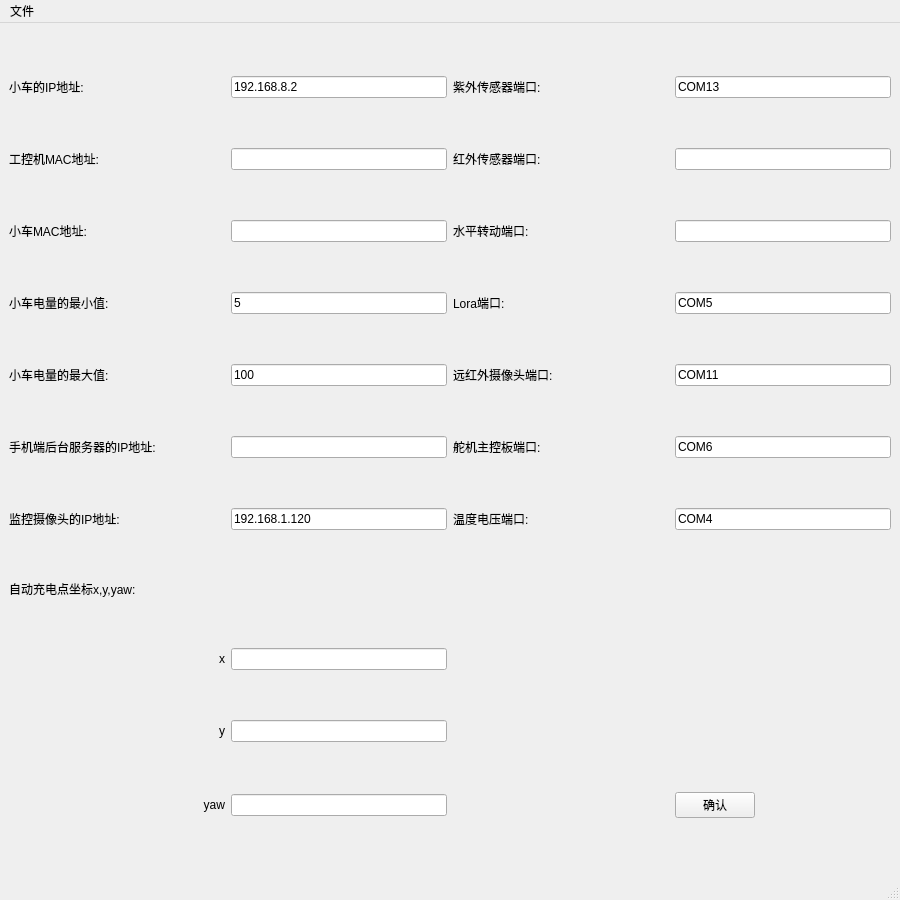
Qt form info.ui (wangqi1994/gui_python_configuration-software) before a commit.
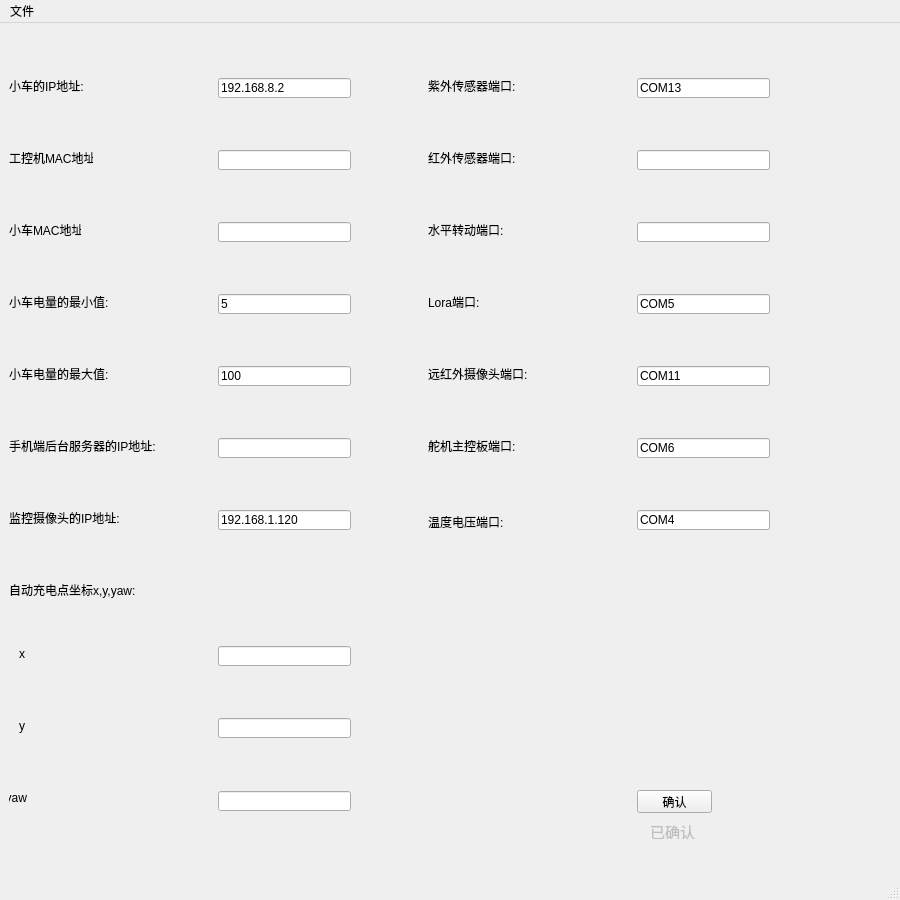
The same form after that commit.

```diff
--- a/info.ui
+++ b/info.ui
@@ -14,16 +14,28 @@
    <string>创能机器人配置软件</string>
   </property>
   <widget class="QWidget" name="centralwidget">
-   <layout class="QGridLayout" name="gridLayout">
-    <item row="0" column="2">
      <widget class="QLabel" name="right_eye">
+    <property name="geometry">
+     <rect>
+      <x>428</x>
+      <y>55</y>
+      <width>90</width>
+      <height>16</height>
+     </rect>
+    </property>
       <property name="text">
        <string>紫外传感器端口:</string>
       </property>
      </widget>
-    </item>
-    <item row="0" column="3">
      <widget class="QLineEdit" name="right_eye_port">
+    <property name="geometry">
+     <rect>
+      <x>637</x>
+      <y>55</y>
+      <width>133</width>
+      <height>20</height>
+     </rect>
+    </property>
       <property name="text">
        <string>COM13</string>
       </property>
@@ -31,16 +43,28 @@
        <bool>true</bool>
       </property>
      </widget>
-    </item>
-    <item row="1" column="2">
      <widget class="QLabel" name="left_eye">
+    <property name="geometry">
+     <rect>
+      <x>428</x>
+      <y>127</y>
+      <width>90</width>
+      <height>16</height>
+     </rect>
+    </property>
       <property name="text">
        <string>红外传感器端口:</string>
       </property>
      </widget>
-    </item>
-    <item row="9" column="0">
      <widget class="QLabel" name="y">
+    <property name="geometry">
+     <rect>
+      <x>9</x>
+      <y>695</y>
+      <width>16</width>
+      <height>16</height>
+     </rect>
+    </property>
       <property name="text">
        <string>y</string>
       </property>
@@ -48,9 +72,15 @@
        <set>Qt::AlignRight|Qt::AlignTrailing|Qt::AlignVCenter</set>
       </property>
      </widget>
-    </item>
-    <item row="8" column="0">
      <widget class="QLabel" name="x">
+    <property name="geometry">
+     <rect>
+      <x>9</x>
+      <y>623</y>
+      <width>16</width>
+      <height>16</height>
+     </rect>
+    </property>
       <property name="text">
        <string>x</string>
       </property>
@@ -58,16 +88,28 @@
        <set>Qt::AlignRight|Qt::AlignTrailing|Qt::AlignVCenter</set>
       </property>
      </widget>
-    </item>
-    <item row="6" column="0">
      <widget class="QLabel" name="cameraip">
+    <property name="geometry">
+     <rect>
+      <x>9</x>
+      <y>487</y>
+      <width>114</width>
+      <height>16</height>
+     </rect>
+    </property>
       <property name="text">
        <string>监控摄像头的IP地址:</string>
       </property>
      </widget>
-    </item>
-    <item row="6" column="1">
      <widget class="QLineEdit" name="camera_ip">
+    <property name="geometry">
+     <rect>
+      <x>218</x>
+      <y>487</y>
+      <width>133</width>
+      <height>20</height>
+     </rect>
+    </property>
       <property name="sizePolicy">
        <sizepolicy hsizetype="Expanding" vsizetype="Fixed">
         <horstretch>0</horstretch>
@@ -87,44 +129,80 @@
        <bool>true</bool>
       </property>
      </widget>
-    </item>
-    <item row="2" column="2">
      <widget class="QLabel" name="deluge_gun">
+    <property name="geometry">
+     <rect>
+      <x>428</x>
+      <y>199</y>
+      <width>78</width>
+      <height>16</height>
+     </rect>
+    </property>
       <property name="text">
        <string>水平转动端口:</string>
       </property>
      </widget>
-    </item>
-    <item row="2" column="0">
      <widget class="QLabel" name="r_mac">
+    <property name="geometry">
+     <rect>
+      <x>9</x>
+      <y>199</y>
+      <width>72</width>
+      <height>16</height>
+     </rect>
+    </property>
       <property name="text">
        <string>小车MAC地址:</string>
       </property>
      </widget>
-    </item>
-    <item row="3" column="0">
      <widget class="QLabel" name="mincharg">
+    <property name="geometry">
+     <rect>
+      <x>9</x>
+      <y>271</y>
+      <width>102</width>
+      <height>16</height>
+     </rect>
+    </property>
       <property name="text">
        <string>小车电量的最小值:</string>
       </property>
      </widget>
-    </item>
-    <item row="5" column="2">
      <widget class="QLabel" name="duojizhuban">
+    <property name="geometry">
+     <rect>
+      <x>428</x>
+      <y>415</y>
+      <width>90</width>
+      <height>16</height>
+     </rect>
+    </property>
       <property name="text">
        <string>舵机主控板端口:</string>
       </property>
      </widget>
-    </item>
-    <item row="1" column="0">
      <widget class="QLabel" name="h_mac">
+    <property name="geometry">
+     <rect>
+      <x>9</x>
+      <y>127</y>
+      <width>84</width>
+      <height>16</height>
+     </rect>
+    </property>
       <property name="text">
        <string>工控机MAC地址:</string>
       </property>
      </widget>
-    </item>
-    <item row="5" column="3">
      <widget class="QLineEdit" name="duojizhuban_port">
+    <property name="geometry">
+     <rect>
+      <x>637</x>
+      <y>415</y>
+      <width>133</width>
+      <height>20</height>
+     </rect>
+    </property>
       <property name="text">
        <string>COM6</string>
       </property>
@@ -132,19 +210,38 @@
        <bool>true</bool>
       </property>
      </widget>
-    </item>
-    <item row="8" column="1">
-     <widget class="QLineEdit" name="autocharge_x"/>
-    </item>
-    <item row="4" column="2">
+   <widget class="QLineEdit" name="autocharge_x">
+    <property name="geometry">
+     <rect>
+      <x>218</x>
+      <y>623</y>
+      <width>133</width>
+      <height>20</height>
+     </rect>
+    </property>
+   </widget>
      <widget class="QLabel" name="yuanhongwai">
+    <property name="geometry">
+     <rect>
+      <x>428</x>
+      <y>343</y>
+      <width>102</width>
+      <height>16</height>
+     </rect>
+    </property>
       <property name="text">
        <string>远红外摄像头端口:</string>
       </property>
      </widget>
-    </item>
-    <item row="7" column="0">
      <widget class="QLabel" name="autocharge_xyz">
+    <property name="geometry">
+     <rect>
+      <x>9</x>
+      <y>559</y>
+      <width>132</width>
+      <height>16</height>
+     </rect>
+    </property>
       <property name="sizePolicy">
        <sizepolicy hsizetype="Expanding" vsizetype="Fixed">
         <horstretch>0</horstretch>
@@ -161,9 +258,15 @@
        <string>自动充电点坐标x,y,yaw:</string>
       </property>
      </widget>
-    </item>
-    <item row="3" column="3">
      <widget class="QLineEdit" name="fenbushi_port">
+    <property name="geometry">
+     <rect>
+      <x>637</x>
+      <y>271</y>
+      <width>133</width>
+      <height>20</height>
+     </rect>
+    </property>
       <property name="text">
        <string>COM5</string>
       </property>
@@ -171,26 +274,51 @@
        <bool>true</bool>
       </property>
      </widget>
-    </item>
-    <item row="1" column="1">
      <widget class="QLineEdit" name="host_mac">
+    <property name="geometry">
+     <rect>
+      <x>218</x>
+      <y>127</y>
+      <width>133</width>
+      <height>20</height>
+     </rect>
+    </property>
       <property name="readOnly">
        <bool>true</bool>
       </property>
      </widget>
-    </item>
-    <item row="5" column="0">
      <widget class="QLabel" name="app_ip">
+    <property name="geometry">
+     <rect>
+      <x>9</x>
+      <y>415</y>
+      <width>150</width>
+      <height>16</height>
+     </rect>
+    </property>
       <property name="text">
        <string>手机端后台服务器的IP地址:</string>
       </property>
      </widget>
-    </item>
-    <item row="1" column="3">
-     <widget class="QLineEdit" name="left_eye_port"/>
-    </item>
-    <item row="3" column="1">
+   <widget class="QLineEdit" name="left_eye_port">
+    <property name="geometry">
+     <rect>
+      <x>637</x>
+      <y>127</y>
+      <width>133</width>
+      <height>20</height>
+     </rect>
+    </property>
+   </widget>
      <widget class="QLineEdit" name="mincharge">
+    <property name="geometry">
+     <rect>
+      <x>218</x>
+      <y>271</y>
+      <width>133</width>
+      <height>20</height>
+     </rect>
+    </property>
       <property name="text">
        <string>5</string>
       </property>
@@ -198,9 +326,15 @@
        <bool>false</bool>
       </property>
      </widget>
-    </item>
-    <item row="6" column="2">
      <widget class="QLabel" name="wddy">
+    <property name="geometry">
+     <rect>
+      <x>428</x>
+      <y>491</y>
+      <width>78</width>
+      <height>16</height>
+     </rect>
+    </property>
       <property name="sizePolicy">
        <sizepolicy hsizetype="Expanding" vsizetype="Fixed">
         <horstretch>0</horstretch>
@@ -211,9 +345,15 @@
        <string>温度电压端口:</string>
       </property>
      </widget>
-    </item>
-    <item row="0" column="1">
      <widget class="QLineEdit" name="server_ip">
+    <property name="geometry">
+     <rect>
+      <x>218</x>
+      <y>55</y>
+      <width>133</width>
+      <height>20</height>
+     </rect>
+    </property>
       <property name="sizePolicy">
        <sizepolicy hsizetype="Expanding" vsizetype="Fixed">
         <horstretch>0</horstretch>
@@ -230,19 +370,38 @@
        <bool>true</bool>
       </property>
      </widget>
-    </item>
-    <item row="10" column="1">
-     <widget class="QLineEdit" name="autocharge_yaw"/>
-    </item>
-    <item row="0" column="0">
+   <widget class="QLineEdit" name="autocharge_yaw">
+    <property name="geometry">
+     <rect>
+      <x>218</x>
+      <y>768</y>
+      <width>133</width>
+      <height>20</height>
+     </rect>
+    </property>
+   </widget>
      <widget class="QLabel" name="s_ip">
+    <property name="geometry">
+     <rect>
+      <x>9</x>
+      <y>55</y>
+      <width>78</width>
+      <height>16</height>
+     </rect>
+    </property>
       <property name="text">
        <string>小车的IP地址:</string>
       </property>
      </widget>
-    </item>
-    <item row="10" column="0">
      <widget class="QLabel" name="yaw">
+    <property name="geometry">
+     <rect>
+      <x>9</x>
+      <y>767</y>
+      <width>18</width>
+      <height>16</height>
+     </rect>
+    </property>
       <property name="text">
        <string>yaw</string>
       </property>
@@ -250,29 +409,61 @@
        <set>Qt::AlignRight|Qt::AlignTrailing|Qt::AlignVCenter</set>
       </property>
      </widget>
-    </item>
-    <item row="4" column="0">
      <widget class="QLabel" name="maxcharg">
+    <property name="geometry">
+     <rect>
+      <x>9</x>
+      <y>343</y>
+      <width>102</width>
+      <height>16</height>
+     </rect>
+    </property>
       <property name="text">
        <string>小车电量的最大值:</string>
       </property>
      </widget>
-    </item>
-    <item row="2" column="3">
-     <widget class="QLineEdit" name="deluge_gun_port"/>
-    </item>
-    <item row="3" column="2">
+   <widget class="QLineEdit" name="deluge_gun_port">
+    <property name="geometry">
+     <rect>
+      <x>637</x>
+      <y>199</y>
+      <width>133</width>
+      <height>20</height>
+     </rect>
+    </property>
+   </widget>
      <widget class="QLabel" name="fenbushi">
+    <property name="geometry">
+     <rect>
+      <x>428</x>
+      <y>271</y>
+      <width>54</width>
+      <height>16</height>
+     </rect>
+    </property>
       <property name="text">
        <string>Lora端口:</string>
       </property>
      </widget>
-    </item>
-    <item row="9" column="1">
-     <widget class="QLineEdit" name="autocharge_y"/>
-    </item>
-    <item row="4" column="3">
+   <widget class="QLineEdit" name="autocharge_y">
+    <property name="geometry">
+     <rect>
+      <x>218</x>
+      <y>695</y>
+      <width>133</width>
+      <height>20</height>
+     </rect>
+    </property>
+   </widget>
      <widget class="QLineEdit" name="yuanhongwai_port">
+    <property name="geometry">
+     <rect>
+      <x>637</x>
+      <y>343</y>
+      <width>133</width>
+      <height>20</height>
+     </rect>
+    </property>
       <property name="text">
        <string>COM11</string>
       </property>
@@ -280,19 +471,38 @@
        <bool>true</bool>
       </property>
      </widget>
-    </item>
-    <item row="5" column="1">
-     <widget class="QLineEdit" name="appserverip"/>
-    </item>
-    <item row="2" column="1">
+   <widget class="QLineEdit" name="appserverip">
+    <property name="geometry">
+     <rect>
+      <x>218</x>
+      <y>415</y>
+      <width>133</width>
+      <height>20</height>
+     </rect>
+    </property>
+   </widget>
      <widget class="QLineEdit" name="robot_mac">
+    <property name="geometry">
+     <rect>
+      <x>218</x>
+      <y>199</y>
+      <width>133</width>
+      <height>20</height>
+     </rect>
+    </property>
       <property name="readOnly">
        <bool>true</bool>
       </property>
      </widget>
-    </item>
-    <item row="4" column="1">
      <widget class="QLineEdit" name="maxcharge">
+    <property name="geometry">
+     <rect>
+      <x>218</x>
+      <y>343</y>
+      <width>133</width>
+      <height>20</height>
+     </rect>
+    </property>
       <property name="text">
        <string>100</string>
       </property>
@@ -300,9 +510,15 @@
        <bool>false</bool>
       </property>
      </widget>
-    </item>
-    <item row="6" column="3">
      <widget class="QLineEdit" name="wddy_port">
+    <property name="geometry">
+     <rect>
+      <x>637</x>
+      <y>487</y>
+      <width>133</width>
+      <height>20</height>
+     </rect>
+    </property>
       <property name="text">
        <string>COM4</string>
       </property>
@@ -310,9 +526,15 @@
        <bool>true</bool>
       </property>
      </widget>
-    </item>
-    <item row="10" column="3">
      <widget class="QPushButton" name="ok_info">
+    <property name="geometry">
+     <rect>
+      <x>637</x>
+      <y>767</y>
+      <width>75</width>
+      <height>23</height>
+     </rect>
+    </property>
       <property name="sizePolicy">
        <sizepolicy hsizetype="Fixed" vsizetype="Minimum">
         <horstretch>0</horstretch>
@@ -332,8 +554,30 @@
        <bool>false</bool>
       </property>
      </widget>
-    </item>
-   </layout>
+   <widget class="QLabel" name="yiqueren">
+    <property name="enabled">
+     <bool>false</bool>
+    </property>
+    <property name="geometry">
+     <rect>
+      <x>650</x>
+      <y>800</y>
+      <width>45</width>
+      <height>16</height>
+     </rect>
+    </property>
+    <property name="font">
+     <font>
+      <pointsize>11</pointsize>
+     </font>
+    </property>
+    <property name="text">
+     <string>已确认</string>
+    </property>
+    <property name="alignment">
+     <set>Qt::AlignCenter</set>
+    </property>
+   </widget>
   </widget>
   <widget class="QMenuBar" name="menubar">
    <property name="geometry">
```
Lines whose indentation alone changed are shown as unchanged.
